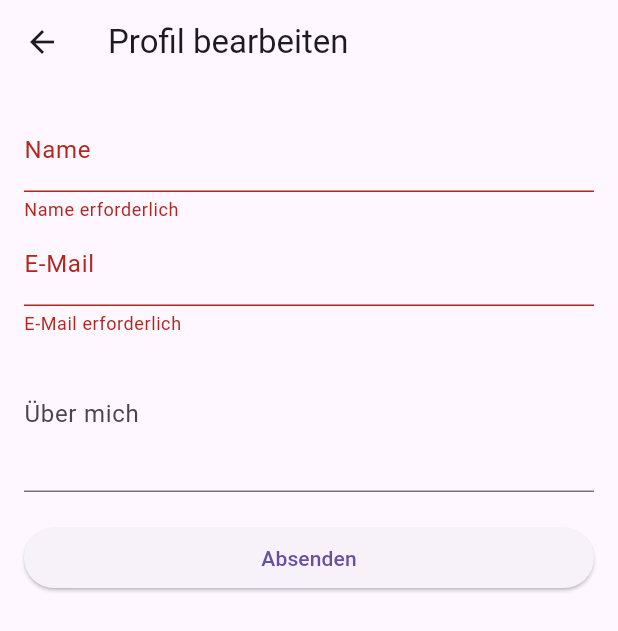
After one commit to Sesinaa/portfolio_project, a Flutter app: the ProfileFormPage screen opened by its route, after a tap on "Absenden", on a phone screen of 412 x 824 dp. The commit adds this screen. Shown: the top 631 px of the screen. Run offline on Flutter 3.47's test engine with Material 3 defaults, Android fonts, the phone set to English and light mode, and no system bars.

Commit message:
feat: Profilseite mit onSubmit-Funktion erstellt

```diff
--- a/lib/main.dart
+++ b/lib/main.dart
@@ -1,18 +1,40 @@
 import 'package:flutter/material.dart';
 import 'pages/home_page.dart';
+import 'pages/profile_form_page.dart';
 
 void main() {
   runApp(const MyApp());
 }
 
-class MyApp extends StatelessWidget {
+class MyApp extends StatefulWidget {
   const MyApp({super.key});
+
+  @override
+  State<MyApp> createState() => _MyAppState();
+}
+
+class _MyAppState extends State<MyApp> {
+  String _name = '';
+  String _email = '';
+  String _about = '';
 
   @override
   Widget build(BuildContext context) {
     return MaterialApp(
       title: 'Portfolio Projekt',
-      home: HomePage(),
+      initialRoute: '/',
+      routes: {
+        '/': (context) => HomePage(),
+        '/profile': (context) => ProfileFormPage(
+          onSubmit: (name, email, about) {
+            setState(() {
+              _name = name;
+              _email = email;
+              _about = about;
+            });
+          },
+        ),
+      },
     );
   }
 }
--- /dev/null
+++ b/lib/pages/profile_form_page.dart
@@ -0,0 +1,85 @@
+import 'package:flutter/material.dart';
+
+class ProfileFormPage extends StatefulWidget {
+  final Function(String name, String email, String about) onSubmit;
+
+  const ProfileFormPage({Key? key, required this.onSubmit}) : super(key: key);
+
+  @override
+  _ProfileFormPageState createState() => _ProfileFormPageState();
+}
+
+class _ProfileFormPageState extends State<ProfileFormPage> {
+  final _formKey = GlobalKey<FormState>();
+  final _nameController = TextEditingController();
+  final _emailController = TextEditingController();
+  final _aboutController = TextEditingController();
+
+  @override
+  void dispose() {
+    _nameController.dispose();
+    _emailController.dispose();
+    _aboutController.dispose();
+    super.dispose();
+  }
+
+  void _submit() {
+    if (_formKey.currentState!.validate()) {
+      widget.onSubmit(
+        _nameController.text,
+        _emailController.text,
+        _aboutController.text,
+      );
+
+      ScaffoldMessenger.of(context).showSnackBar(
+        SnackBar(content: Text('Profil gespeichert:\n'
+            'Name: ${_nameController.text}\n'
+            'E-Mail: ${_emailController.text}\n'
+            'Über mich: ${_aboutController.text}')),
+      );
+    }
+  }
+
+  @override
+  Widget build(BuildContext context) {
+    return Scaffold(
+      appBar: AppBar(title: const Text('Profil bearbeiten')),
+      body: Padding(
+        padding: const EdgeInsets.all(16),
+        child: Form(
+          key: _formKey,
+          child: ListView(
+            children: [
+              TextFormField(
+                controller: _nameController,
+                decoration: const InputDecoration(labelText: 'Name'),
+                validator: (value) =>
+                    value == null || value.isEmpty ? 'Name erforderlich' : null,
+              ),
+              TextFormField(
+                controller: _emailController,
+                decoration: const InputDecoration(labelText: 'E-Mail'),
+                keyboardType: TextInputType.emailAddress,
+                validator: (value) {
+                  if (value == null || value.isEmpty) return 'E-Mail erforderlich';
+                  final emailRegex = RegExp(r'^[^@]+@[^@]+\.[^@]+');
+                  return emailRegex.hasMatch(value) ? null : 'Ungültige E-Mail';
+                },
+              ),
+              TextFormField(
+                controller: _aboutController,
+                decoration: const InputDecoration(labelText: 'Über mich'),
+                maxLines: 3,
+              ),
+              const SizedBox(height: 20),
+              ElevatedButton(
+                onPressed: _submit,
+                child: const Text('Absenden'),
+              ),
+            ],
+          ),
+        ),
+      ),
+    );
+  }
+}
```
Also changed, not shown: lib/pages/settings_page.dart (added, +64 -0 lines), lib/pages/slider_page.dart (added, +53 -0 lines), lib/pages/summary_page.dart (added, +48 -0 lines).
